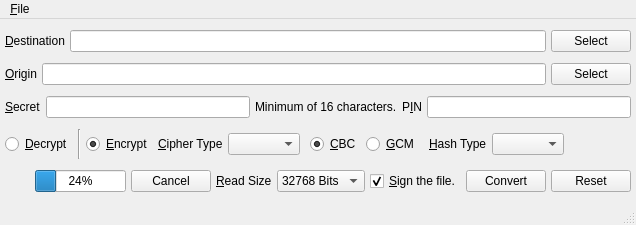
The window that branches/trunk/UI/encryptfile.ui (textbrowser/spot-on) describes before a commit, drawn with Qt 5.
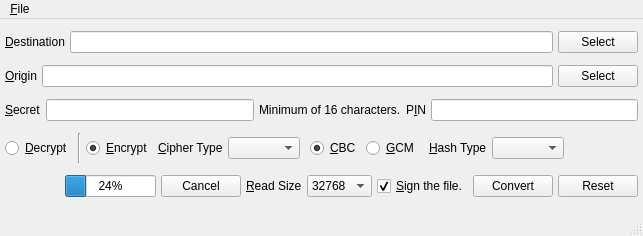
The same window after the commit. Icons and pictures are not drawn.

Patch:
```diff
--- a/branches/trunk/UI/encryptfile.ui
+++ b/branches/trunk/UI/encryptfile.ui
@@ -6,8 +6,8 @@
    <rect>
     <x>0</x>
     <y>0</y>
-    <width>636</width>
-    <height>225</height>
+    <width>643</width>
+    <height>236</height>
    </rect>
   </property>
   <property name="windowIcon">
@@ -273,6 +273,9 @@
       </item>
       <item>
        <widget class="QComboBox" name="readSize">
+        <property name="toolTip">
+         <string>Bits</string>
+        </property>
         <property name="currentIndex">
          <number>1</number>
         </property>
@@ -281,12 +284,12 @@
         </property>
         <item>
          <property name="text">
-          <string>1024 Bits</string>
+          <string>1024</string>
          </property>
         </item>
         <item>
          <property name="text">
-          <string>32768 Bits</string>
+          <string>32768</string>
          </property>
         </item>
        </widget>
@@ -324,8 +327,8 @@
     <rect>
      <x>0</x>
      <y>0</y>
-     <width>636</width>
-     <height>23</height>
+     <width>643</width>
+     <height>27</height>
     </rect>
    </property>
    <widget class="QMenu" name="menu_File">
```
